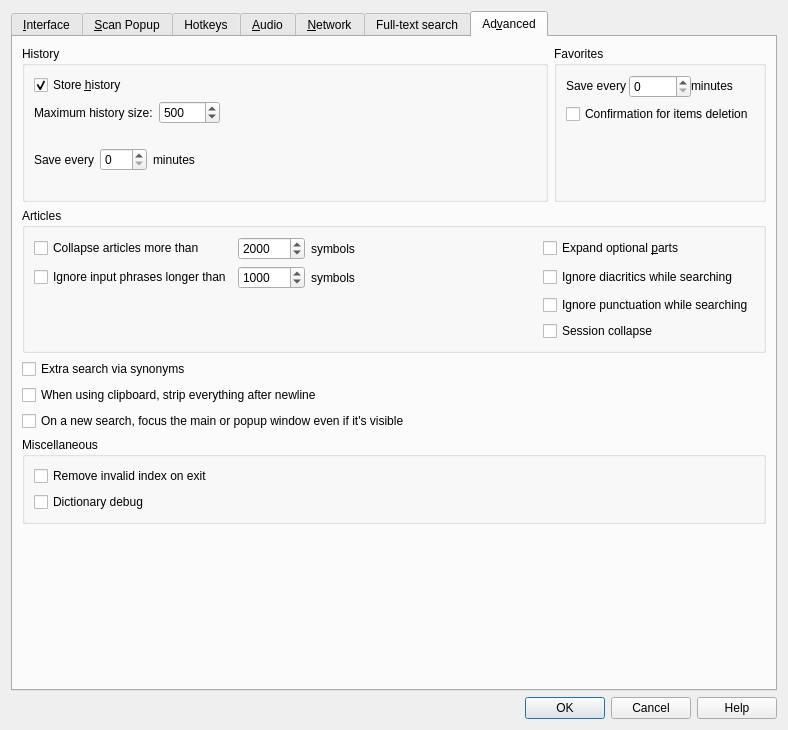
First picture: the form in src/ui/preferences.ui, repository xiaoyifang/goldendict-ng, before the edit.
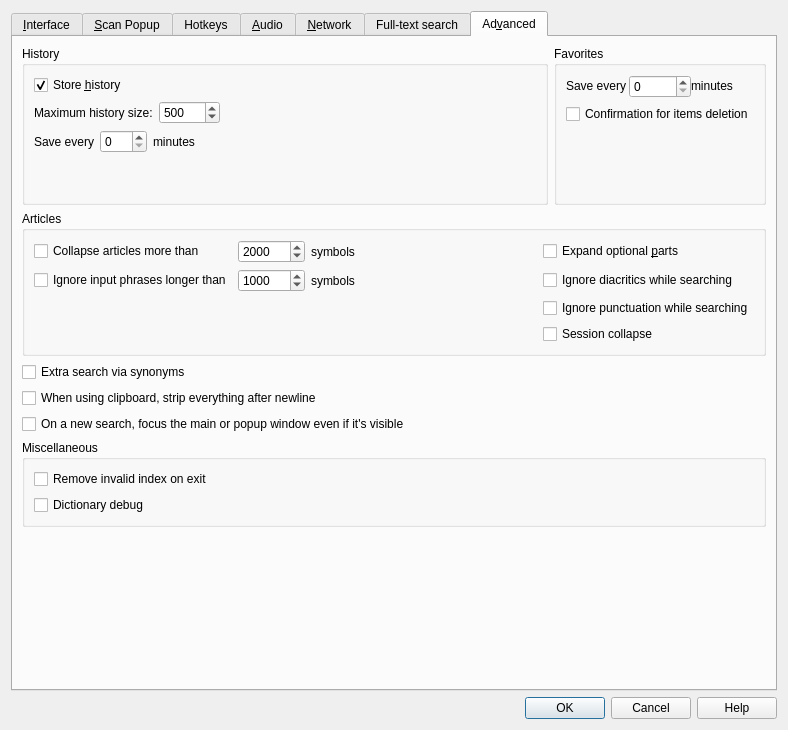
Second picture: the form after the edit. The open tabs and pages were chosen to show the change. Icons and pictures are not drawn. Custom widgets are drawn as their Qt base class.

Commit message: opt: preference layout rearrangement

What changed in the file:
```diff
--- a/src/ui/preferences.ui
+++ b/src/ui/preferences.ui
@@ -1700,6 +1700,19 @@
               </item>
              </layout>
             </item>
+            <item>
+             <spacer name="verticalSpacer_8">
+              <property name="orientation">
+               <enum>Qt::Vertical</enum>
+              </property>
+              <property name="sizeHint" stdset="0">
+               <size>
+                <width>20</width>
+                <height>40</height>
+               </size>
+              </property>
+             </spacer>
+            </item>
            </layout>
           </widget>
          </item>
```
